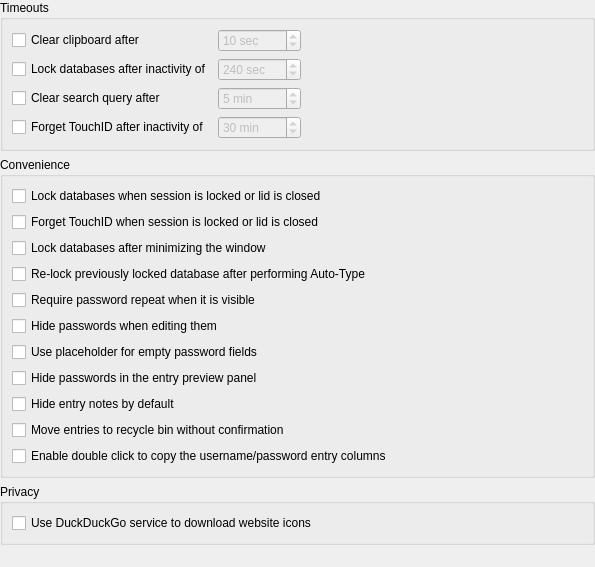
This is src/gui/ApplicationSettingsWidgetSecurity.ui in keepassxreboot/keepassxc as Qt 5 draws it before an edit. The edited form follows.
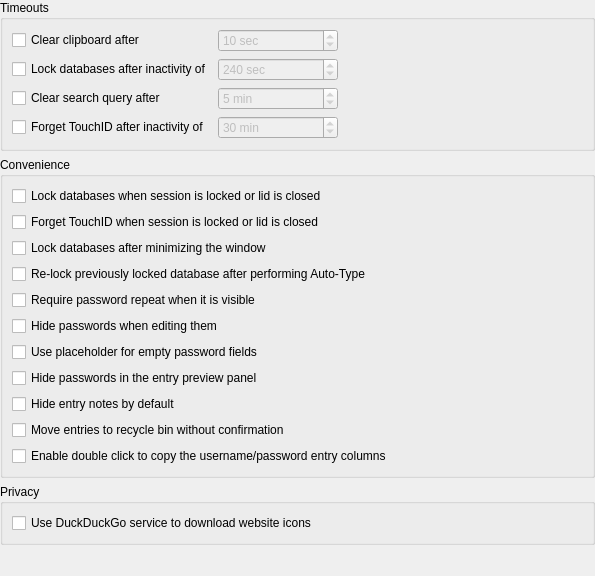
This is the edited form.

Commit message: Add minimum sizes for QSpinBox widgets

The edit to the form file:
```diff
--- a/src/gui/ApplicationSettingsWidgetSecurity.ui
+++ b/src/gui/ApplicationSettingsWidgetSecurity.ui
@@ -7,7 +7,7 @@
     <x>0</x>
     <y>0</y>
     <width>595</width>
-    <height>567</height>
+    <height>576</height>
    </rect>
   </property>
   <layout class="QVBoxLayout" name="verticalLayout">
@@ -35,11 +35,17 @@
          <bool>false</bool>
         </property>
         <property name="sizePolicy">
-         <sizepolicy hsizetype="Expanding" vsizetype="Fixed">
+         <sizepolicy hsizetype="Preferred" vsizetype="Fixed">
           <horstretch>0</horstretch>
           <verstretch>0</verstretch>
          </sizepolicy>
         </property>
+        <property name="minimumSize">
+         <size>
+          <width>120</width>
+          <height>0</height>
+         </size>
+        </property>
         <property name="accessibleName">
          <string>Clipboard clear seconds</string>
         </property>
@@ -83,11 +89,17 @@
          <bool>false</bool>
         </property>
         <property name="sizePolicy">
-         <sizepolicy hsizetype="Expanding" vsizetype="Fixed">
+         <sizepolicy hsizetype="Preferred" vsizetype="Fixed">
           <horstretch>0</horstretch>
           <verstretch>0</verstretch>
          </sizepolicy>
         </property>
+        <property name="minimumSize">
+         <size>
+          <width>120</width>
+          <height>0</height>
+         </size>
+        </property>
         <property name="accessibleName">
          <string>Touch ID inactivity reset</string>
         </property>
@@ -121,11 +133,17 @@
          <bool>false</bool>
         </property>
         <property name="sizePolicy">
-         <sizepolicy hsizetype="Expanding" vsizetype="Fixed">
+         <sizepolicy hsizetype="Preferred" vsizetype="Fixed">
           <horstretch>0</horstretch>
           <verstretch>0</verstretch>
          </sizepolicy>
         </property>
+        <property name="minimumSize">
+         <size>
+          <width>120</width>
+          <height>0</height>
+         </size>
+        </property>
         <property name="accessibleName">
          <string>Database lock timeout seconds</string>
         </property>
@@ -149,11 +167,17 @@
          <bool>false</bool>
         </property>
         <property name="sizePolicy">
-         <sizepolicy hsizetype="Expanding" vsizetype="Fixed">
+         <sizepolicy hsizetype="Preferred" vsizetype="Fixed">
           <horstretch>0</horstretch>
           <verstretch>0</verstretch>
          </sizepolicy>
         </property>
+        <property name="minimumSize">
+         <size>
+          <width>120</width>
+          <height>0</height>
+         </size>
+        </property>
         <property name="suffix">
          <string comment="Minutes"> min</string>
         </property>
```
The commit also changes 7 other files.
